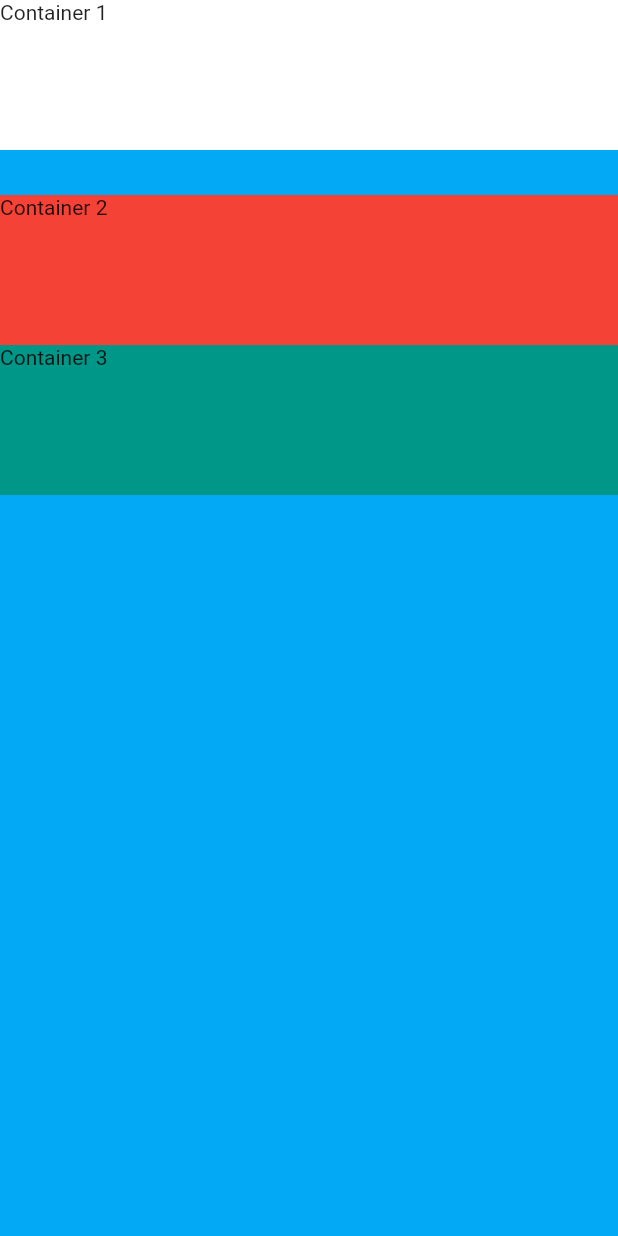
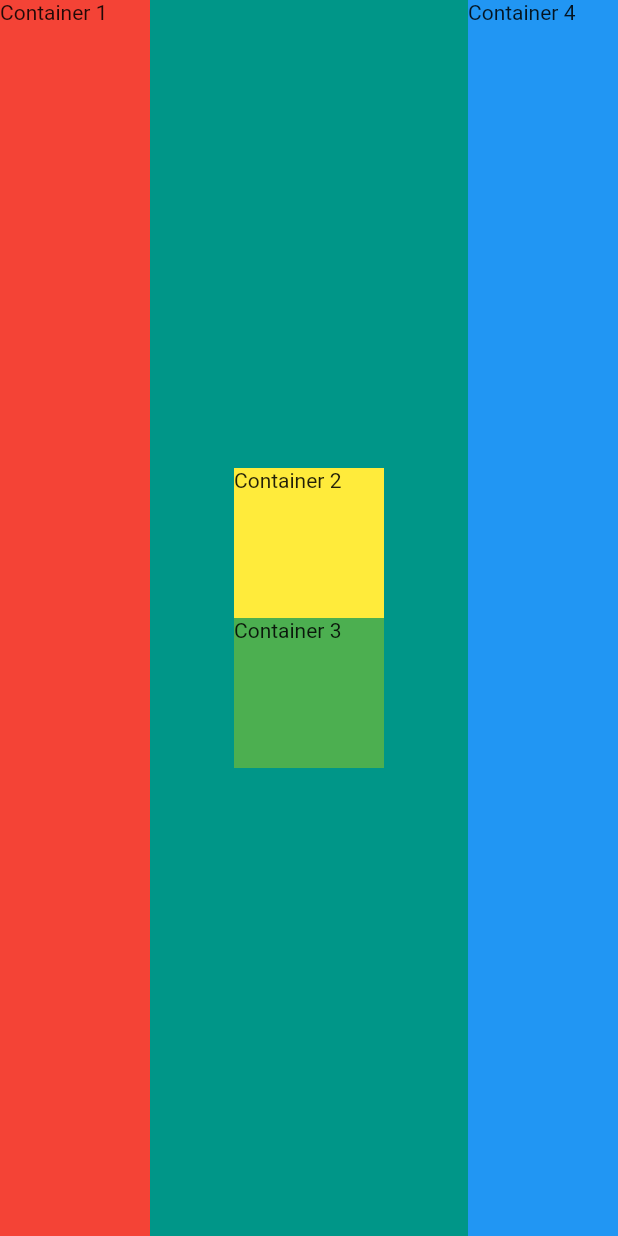
Before and after one commit to Wisara8/mi_card, a Flutter app: the screen it shows after launch, on a phone screen of 412 x 824 dp. Run offline on Flutter 3.47's test engine with Material 2 defaults, Android fonts, the phone set to English and light mode, and no system bars.

Commit message:
Row and Column exercise

```diff
--- a/mi_card_flutter/lib/main.dart
+++ b/mi_card_flutter/lib/main.dart
@@ -9,32 +9,34 @@ class MyApp extends StatelessWidget {
   Widget build(BuildContext context) {
     return MaterialApp(
       home: Scaffold(
-          backgroundColor: Colors.lightBlue,
+          backgroundColor: Colors.teal,
           body: SafeArea(
-            child: Column(
+            child: Row(
+                mainAxisAlignment: MainAxisAlignment.spaceBetween,
                 crossAxisAlignment: CrossAxisAlignment.stretch,
                 children: <Widget>[
                   Container(
-                      height: 100.0,
-                      width: 100.0,
-//                margin: EdgeInsets.fromLTRB(20, 10, 50, 60),
-//                margin: EdgeInsets.all(20),
-//                  margin: EdgeInsets.only(left: 30),
-//                  padding: EdgeInsets.all(20),
-//                margin: EdgeInsets.symmetric(vertical: 20, horizontal: 30),
-                      color: Colors.white,
-                      child: Text("Container 1")),
-                  SizedBox(height: 30.0),
-                  Container(
-                      height: 100.0,
                       width: 100.0,
                       color: Colors.red,
-                      child: Text("Container 2")),
+                      child: Text("Container 1")),
+                  Column(
+                      mainAxisAlignment: MainAxisAlignment.center,
+                      children: <Widget>[
+                        Container(
+                            height: 100.0,
+                            width: 100.0,
+                            color: Colors.yellow,
+                            child: Text("Container 2")),
+                        Container(
+                            height: 100.0,
+                            width: 100.0,
+                            color: Colors.green,
+                            child: Text("Container 3")),
+                      ]),
                   Container(
-                      height: 100.0,
                       width: 100.0,
-                      color: Colors.teal,
-                      child: Text("Container 3")),
+                      color: Colors.blue,
+                      child: Text("Container 4")),
                 ]),
           )),
     );
```
